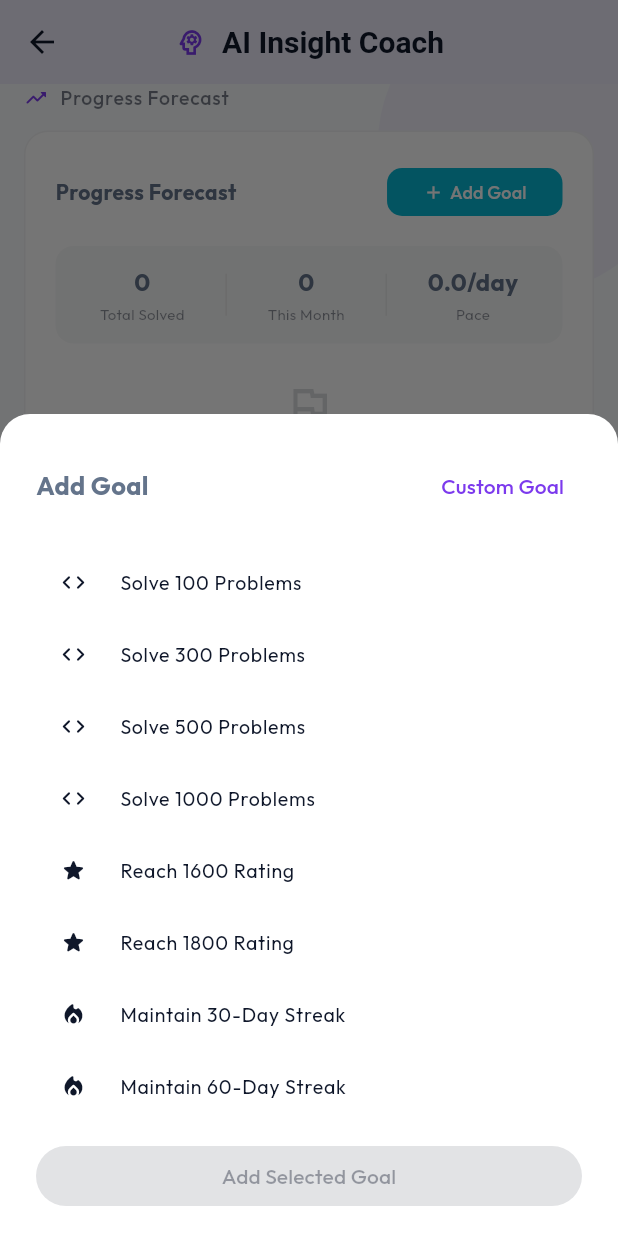
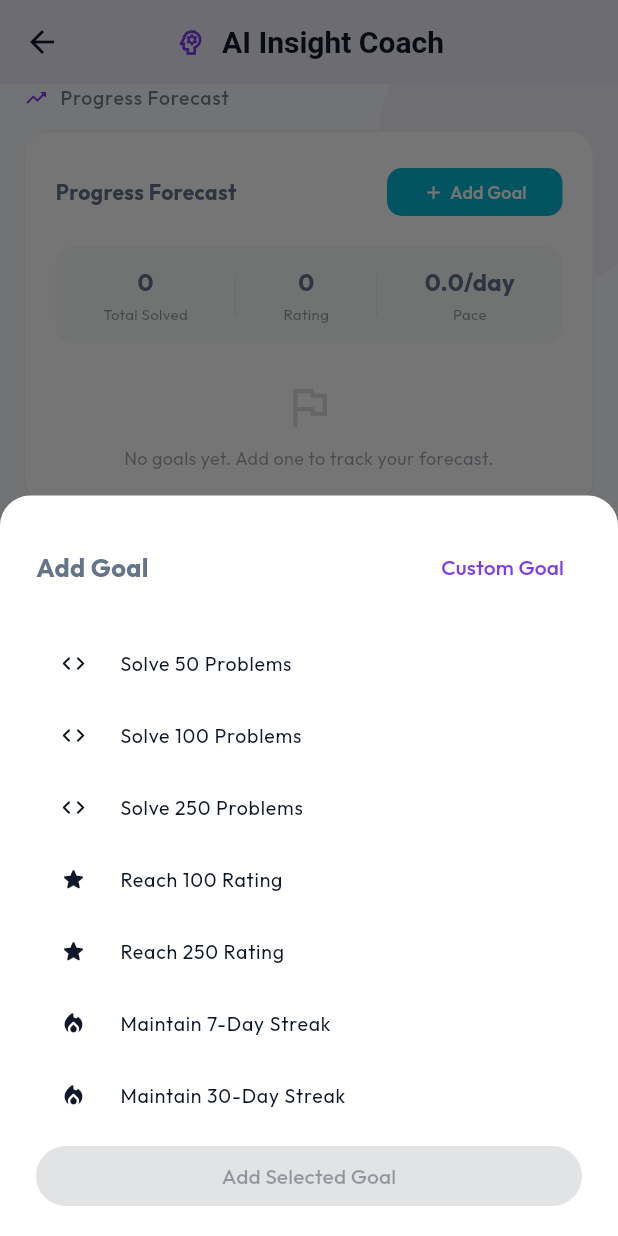
Before and after one commit to sakshiv3107/Coding_tracker_app, a Flutter app: the AIInsightCoachScreen screen opened by its route, scrolled down 1152 dp, after a tap on "Add Goal", on a phone screen of 412 x 824 dp. Run offline on Flutter 3.47's test engine with Material 3 defaults, Android fonts, the light colour scheme and no system bars; drawn by our look-alikes of flutter_animate, percent_indicator; our stand-ins replace cached_network_image, cloud_firestore, file_picker, firebase_auth, firebase_core, firebase_messaging and 18 more; missing offline and left inert: ota_update, read_pdf_text, syncfusion_flutter_pdfviewer, workmanager; accounts and stored records are empty; network calls fail; statements that could not run were skipped.

Commit message:
MInor chnage in ai insight feature

```diff
--- a/lib/screens/ai_insight_coach_screen.dart
+++ b/lib/screens/ai_insight_coach_screen.dart
@@ -420,16 +420,21 @@ class _AIInsightCoachScreenState extends State<AIInsightCoachScreen> {
     _saveGoals();
   }
 
-  void _showAddGoalSheet() {
+  void _showAddGoalSheet(int curSolved, int curRating, int curStreak) {
     showModalBottomSheet(
       context: context,
       isScrollControlled: true,
       shape: const RoundedRectangleBorder(
         borderRadius: BorderRadius.vertical(top: Radius.circular(20)),
       ),
-      builder: (ctx) => AddGoalSheet(onAdd: (goal) {
-        _addGoal(goal);
-      }),
+      builder: (ctx) => AddGoalSheet(
+        currentSolved: curSolved,
+        currentRating: curRating,
+        currentStreak: curStreak,
+        onAdd: (goal) {
+          _addGoal(goal);
+        },
+      ),
     );
   }
 
@@ -678,8 +683,13 @@ class _AIInsightCoachScreenState extends State<AIInsightCoachScreen> {
             ).animate().fadeIn(duration: 3.seconds),
           ),
 
-          SingleChildScrollView(
-            padding: const EdgeInsets.fromLTRB(16, 16, 16, 40),
+          RefreshIndicator(
+            onRefresh: _onRefresh,
+            color: theme.colorScheme.primary,
+            backgroundColor: theme.colorScheme.surface,
+            child: SingleChildScrollView(
+              physics: const AlwaysScrollableScrollPhysics(),
+              padding: const EdgeInsets.fromLTRB(16, 16, 16, 40),
             child: Column(
               crossAxisAlignment: CrossAxisAlignment.start,
               children: [
@@ -724,6 +734,8 @@ class _AIInsightCoachScreenState extends State<AIInsightCoachScreen> {
                 const SizedBox(height: 12),
                 ProgressForecastCard(
                   totalSolved: stats.totalSolved,
+                  currentRating: (stats.leetcodeStats?.rating ?? 0.0).toInt(),
+                  currentStreak: stats.leetcodeStats?.streak ?? 0,
                   solvedThisMonth: _solvedThisMonth,
                   daysElapsed: DateTime.now().day,
                   goals: _goals,
@@ -768,9 +780,15 @@ class _AIInsightCoachScreenState extends State<AIInsightCoachScreen> {
               ],
             ),
           ),
-        ],
-      ),
-    );
+        ),
+      ],
+    ));
+  }
+
+  Future<void> _onRefresh() async {
+    // Also trigger StatsProvider refresh if needed
+    await context.read<StatsProvider>().fetchAllStats();
+    await _initData();
   }
 
   Widget _header(BuildContext context, String title, IconData icon) {
--- a/lib/services/insight_service.dart
+++ b/lib/services/insight_service.dart
@@ -118,10 +118,11 @@ class InsightService {
         'The programmer recently worked on: ${topics.join(", ")}. '
         'Their weak areas are: ${weakTopics.join(", ")}. '
         'They have solved $totalSolved problems total ($mediumSolved medium, $hardSolved hard). '
-        'Suggest exactly 3 next-step problems that build directly on their recent activity. '
+        'Suggest exactly 3 problems that the student has NOT solved yet. '
+        'Pick problems from distinct topics (e.g., one from DP, one from Graph, one from Arrays). '
         'Respond ONLY with a valid JSON array, no markdown, no preamble:\n'
         '[{"problemName":"...","platform":"LeetCode|Codeforces|CodeChef","difficulty":"Easy|Medium|Hard",'
-        '"topicTag":"...","aiReason":"one sentence why this problem fits their recent work"}]';
+        '"topicTag":"...","aiReason":"one sentence why this specific problem fits their recent work and pushes them"}]';
 
     final response = await _callGroq(prompt, maxTokens: 600, temperature: 0.5);
     try {
--- a/lib/widgets/insight/focus_problems_card.dart
+++ b/lib/widgets/insight/focus_problems_card.dart
@@ -42,20 +42,66 @@ class FocusProblemsCard extends StatelessWidget {
         ),
         const SizedBox(height: 4),
         Text(
-          'Based on your recent submissions',
+          'Targeting unsolved problems in your focus areas',
           style: TextStyle(fontSize: 11, color: theme.colorScheme.onSurface.withOpacity(0.45)),
         ),
         const SizedBox(height: 12),
         if (isLoading)
-          ...List.generate(3, (index) => _buildShimmer(context))
+          ...List.generate(2, (index) => _buildShimmer(context))
         else if (errorMessage != null)
           _buildError(context)
         else if (problems == null || problems!.isEmpty)
           _buildFallback(context)
         else
-          ...problems!.map((p) => _buildProblemCard(context, p)),
+          ..._buildGroupedProblems(context),
       ],
     ).animate().fadeIn(delay: 200.ms);
+  }
+
+  List<Widget> _buildGroupedProblems(BuildContext context) {
+    final theme = Theme.of(context);
+    final grouped = <String, List<FocusProblem>>{};
+
+    for (var p in problems!) {
+      final topic = p.topicTag;
+      if (!grouped.containsKey(topic)) grouped[topic] = [];
+      grouped[topic]!.add(p);
+    }
+
+    final List<Widget> children = [];
+    grouped.forEach((topic, topicProblems) {
+      children.add(
+        Padding(
+          padding: const EdgeInsets.only(top: 12, bottom: 8),
+          child: Row(
+            children: [
+              Container(
+                width: 3, height: 14,
+                decoration: BoxDecoration(
+                  color: theme.colorScheme.primary,
+                  borderRadius: BorderRadius.circular(2),
+                ),
+              ),
+              const SizedBox(width: 8),
+              Text(
+                topic.toUpperCase(),
+                style: TextStyle(
+                  fontSize: 11,
+                  fontWeight: FontWeight.bold,
+                  letterSpacing: 1.0,
+                  color: theme.colorScheme.onSurface.withOpacity(0.6),
+                ),
+              ),
+            ],
+          ),
+        ),
+      );
+      for (var p in topicProblems) {
+        children.add(_buildProblemCard(context, p));
+      }
+    });
+
+    return children;
   }
 
   Widget _buildProblemCard(BuildContext context, FocusProblem p) {
@@ -121,21 +167,6 @@ class FocusProblemsCard extends StatelessWidget {
                   ),
                 ),
               ),
-              const Spacer(),
-              Container(
-                padding: const EdgeInsets.symmetric(horizontal: 6, vertical: 2),
-                decoration: BoxDecoration(
-                  border: Border.all(color: theme.colorScheme.onSurface.withOpacity(0.08)),
-                  borderRadius: BorderRadius.circular(4),
-                ),
-                child: Text(
-                  p.topicTag,
-                  style: TextStyle(
-                    fontSize: 9,
-                    color: theme.colorScheme.onSurface.withOpacity(0.5),
-                  ),
-                ),
-              ),
             ],
           ),
           const SizedBox(height: 10),
@@ -145,7 +176,7 @@ class FocusProblemsCard extends StatelessWidget {
             style: const TextStyle(fontWeight: FontWeight.bold, fontSize: 15),
           ),
           const SizedBox(height: 6),
-          // AI reason — no button
+          // AI reason
           Row(
             crossAxisAlignment: CrossAxisAlignment.start,
             children: [
@@ -206,37 +237,6 @@ class FocusProblemsCard extends StatelessWidget {
   }
 
   Widget _buildFallback(BuildContext context) {
-    final fallbacks = [
-      FocusProblem(
-        problemName: 'Two Sum', platform: 'LeetCode', difficulty: 'Easy',
-        topicTag: 'Arrays', aiReason: 'A foundational array problem — great for warming up.',
-        url: 'https://leetcode.com/problems/two-sum/',
-      ),
-      FocusProblem(
-        problemName: 'Longest Substring Without Repeating Characters',
-        platform: 'LeetCode', difficulty: 'Medium', topicTag: 'Sliding Window',
-        aiReason: 'Builds sliding-window intuition critical for strings.',
-        url: 'https://leetcode.com/problems/longest-substring-without-repeating-characters/',
-      ),
-      FocusProblem(
-        problemName: 'Word Search', platform: 'LeetCode', difficulty: 'Medium',
-        topicTag: 'Backtracking', aiReason: 'Classic backtracking — reinforces DFS on a grid.',
-        url: 'https://leetcode.com/problems/word-search/',
-      ),
-    ];
-
-    return Column(
-      crossAxisAlignment: CrossAxisAlignment.start,
-      children: [
-        Padding(
-          padding: const EdgeInsets.only(bottom: 8.0),
-          child: Text(
-            'Curated suggestions (AI offline)',
-            style: TextStyle(fontSize: 11, color: Colors.grey.withOpacity(0.6)),
-          ),
-        ),
-        ...fallbacks.map((p) => _buildProblemCard(context, p)),
-      ],
-    );
+    return const SizedBox.shrink();
   }
 }
--- a/lib/widgets/insight/progress_forecast_card.dart
+++ b/lib/widgets/insight/progress_forecast_card.dart
@@ -6,15 +6,19 @@ import '../../models/insight_model.dart';
 
 class ProgressForecastCard extends StatelessWidget {
   final int totalSolved;
+  final int currentRating;
+  final int currentStreak;
   final int solvedThisMonth;
   final int daysElapsed;
   final List<CoachGoal> goals;
-  final VoidCallback onAddGoal;
+  final Function(int currentSolved, int currentRating, int currentStreak) onAddGoal;
   final Function(CoachGoal) onRemoveGoal;
 
   const ProgressForecastCard({
     super.key,
     required this.totalSolved,
+    required this.currentRating,
+    required this.currentStreak,
     required this.solvedThisMonth,
     required this.daysElapsed,
     required this.goals,
@@ -46,7 +50,7 @@ class ProgressForecastCard extends StatelessWidget {
                 style: TextStyle(fontSize: 14, fontWeight: FontWeight.bold),
               ),
               FilledButton.tonal(
-                onPressed: onAddGoal,
+                onPressed: () => onAddGoal(totalSolved, currentRating, currentStreak),
                 style: FilledButton.styleFrom(
                   visualDensity: VisualDensity.compact,
                   shape: RoundedRectangleBorder(borderRadius: BorderRadius.circular(10)),
@@ -76,7 +80,7 @@ class ProgressForecastCard extends StatelessWidget {
               children: [
                 _buildMiniStat(context, '$totalSolved', 'Total Solved'),
                 _divider(),
-                _buildMiniStat(context, '$solvedThisMonth', 'This Month'),
+                _buildMiniStat(context, '$currentRating', 'Rating'),
                 _divider(),
                 _buildMiniStat(context, '${dailyRate.toStringAsFixed(1)}/day', 'Pace'),
               ],
@@ -116,13 +120,26 @@ class ProgressForecastCard extends StatelessWidget {
     final theme = Theme.of(context);
 
     // Determine the current value based on goal type
-    final current = goal.type == 'problems' ? totalSolved : 0;
+    int current;
+    switch (goal.type) {
+      case 'problems': current = totalSolved; break;
+      case 'rating':   current = currentRating; break;
+      case 'streak':   current = currentStreak; break;
+      default:         current = totalSolved;
+    }
+
     final progress = goal.target > 0 ? (current / goal.target).clamp(0.0, 1.0) : 0.0;
     final gap = (goal.target - current).clamp(0, 999999);
-    final eta = (dailyRate > 0 && gap > 0) ? (gap / dailyRate).ceil() : null;
+
+    // ETA only makes sense for problems/rating if we can estimate progress rate.
+    // For now we only estimate for problems based on monthly pace.
+    final eta = (goal.type == 'problems' && dailyRate > 0 && gap > 0)
+        ? (gap / dailyRate).ceil()
+        : null;
 
     Color progressColor;
-    if (progress >= 0.8) progressColor = Colors.green;
+    if (progress >= 1.0) progressColor = Colors.green;
+    else if (progress >= 0.8) progressColor = Colors.lightGreen;
     else if (progress >= 0.5) progressColor = Colors.amber;
     else progressColor = theme.colorScheme.primary;
 
@@ -175,17 +192,16 @@ class ProgressForecastCard extends StatelessWidget {
               valueColor: AlwaysStoppedAnimation(progressColor),
             ),
           ),
-          if (eta != null) ...[
+          if (progress >= 1.0) ...[
+            const SizedBox(height: 8),
+            const Text('Goal reached! 🎉', style: TextStyle(fontSize: 11, color: Colors.green)),
+          ] else if (eta != null) ...[
             const SizedBox(height: 8),
             Text(
-              eta > 0
-                  ? 'At current pace: ~$eta days to goal'
-                  : 'Goal reached! 🎉',
+              'At current pace: ~$eta days to goal',
               style: TextStyle(
                 fontSize: 11,
-                color: eta > 0
-                    ? theme.colorScheme.onSurface.withOpacity(0.45)
-                    : Colors.green,
+                color: theme.colorScheme.onSurface.withOpacity(0.45),
               ),
             ),
           ],
@@ -245,9 +261,18 @@ class ProgressForecastCard extends StatelessWidget {
 // ── Goal Add Bottom Sheet ──────────────────────────────────────────────────────
 
 class AddGoalSheet extends StatefulWidget {
+  final int currentSolved;
+  final int currentRating;
+  final int currentStreak;
   final Function(CoachGoal) onAdd;
 
-  const AddGoalSheet({super.key, required this.onAdd});
+  const AddGoalSheet({
+    super.key,
+    required this.currentSolved,
+    required this.currentRating,
+    required this.currentStreak,
+    required this.onAdd
+  });
 
   @override
   State<AddGoalSheet> createState() => _AddGoalSheetState();
@@ -260,16 +285,21 @@ class _AddGoalSheetState extends State<AddGoalSheet> {
   final TextEditingController _targetCtrl = TextEditingController();
   bool _isCustom = false;
 
-  static const _presets = [
-    ('Solve 100 Problems', 100, 'problems'),
-    ('Solve 300 Problems', 300, 'problems'),
-    ('Solve 500 Problems', 500, 'problems'),
-    ('Solve 1000 Problems', 1000, 'problems'),
-    ('Reach 1600 Rating', 1600, 'rating'),
-    ('Reach 1800 Rating', 1800, 'rating'),
-    ('Maintain 30-Day Streak', 30, 'streak'),
-    ('Maintain 60-Day Streak', 60, 'streak'),
+  late final List<(String, int, String)> _presets;
+
+  @override
+  void initState() {
+    super.initState();
+    _presets = [
+      ('Solve ${widget.currentSolved + 50} Problems', widget.currentSolved + 50, 'problems'),
+      ('Solve ${widget.currentSolved + 100} Problems', widget.currentSolved + 100, 'problems'),
+      ('Solve ${widget.currentSolved + 250} Problems', widget.currentSolved + 250, 'problems'),
+      ('Reach ${widget.currentRating + 100} Rating', widget.currentRating + 100, 'rating'),
+      ('Reach ${widget.currentRating + 250} Rating', widget.currentRating + 250, 'rating'),
+      ('Maintain ${widget.currentStreak + 7}-Day Streak', widget.currentStreak + 7, 'streak'),
+      ('Maintain ${widget.currentStreak + 30}-Day Streak', widget.currentStreak + 30, 'streak'),
     ];
+  }
 
   @override
   Widget build(BuildContext context) {
@@ -315,7 +345,7 @@ class _AddGoalSheetState extends State<AddGoalSheet> {
                     keyboardType: TextInputType.number,
                     inputFormatters: [FilteringTextInputFormatter.digitsOnly],
                     decoration: InputDecoration(
-                      hintText: 'Target number',
+                      hintText: 'Target value',
                       border: OutlineInputBorder(borderRadius: BorderRadius.circular(12)),
                       isDense: true,
                     ),
@@ -330,7 +360,17 @@ class _AddGoalSheetState extends State<AddGoalSheet> {
                     DropdownMenuItem(value: 'streak', child: Text('Streak')),
                     DropdownMenuItem(value: 'custom', child: Text('Custom')),
                   ],
-                  onChanged: (v) => setState(() => _selectedType = v!),
+                  onChanged: (v) {
+                    setState(() {
+                      _selectedType = v!;
+                      // Pre-fill target with something logical if empty
+                      if (_targetCtrl.text.isEmpty) {
+                        if (v == 'problems') _targetCtrl.text = (widget.currentSolved + 50).toString();
+                        if (v == 'rating') _targetCtrl.text = (widget.currentRating + 100).toString();
+                        if (v == 'streak') _targetCtrl.text = (widget.currentStreak + 7).toString();
+                      }
+                    });
+                  },
                 ),
               ],
             ),
@@ -355,7 +395,12 @@ class _AddGoalSheetState extends State<AddGoalSheet> {
             ),
           ] else ...[
             // Preset list
-            ...List.generate(_presets.length, (i) {
+            ConstrainedBox(
+              constraints: BoxConstraints(maxHeight: MediaQuery.of(context).size.height * 0.4),
+              child: ListView.builder(
+                shrinkWrap: true,
+                itemCount: _presets.length,
+                itemBuilder: (ctx, i) {
                   final preset = _presets[i];
                   final isSelected = _selectedPreset == preset.$1;
                   return ListTile(
@@ -364,12 +409,14 @@ class _AddGoalSheetState extends State<AddGoalSheet> {
                     selectedColor: theme.colorScheme.primary,
                     selectedTileColor: theme.colorScheme.primary.withOpacity(0.06),
                     shape: RoundedRectangleBorder(borderRadius: BorderRadius.circular(10)),
-                leading: Icon(_typeIcon(preset.$3), size: 18),
+                    leading: Icon(_getIcon(preset.$3), size: 18),
                     title: Text(preset.$1, style: const TextStyle(fontSize: 13)),
                     trailing: isSelected ? Icon(Icons.check_circle_rounded, color: theme.colorScheme.primary) : null,
                     onTap: () => setState(() => _selectedPreset = preset.$1),
                   );
-            }),
+                },
+              ),
+            ),
             const SizedBox(height: 12),
             SizedBox(
               width: double.infinity,
@@ -394,7 +441,7 @@ class _AddGoalSheetState extends State<AddGoalSheet> {
     );
   }
 
-  IconData _typeIcon(String type) {
+  IconData _getIcon(String type) {
     switch (type) {
       case 'rating': return Icons.star_rounded;
       case 'streak': return Icons.local_fire_department_rounded;
```
Lines whose indentation alone changed are shown as unchanged.
